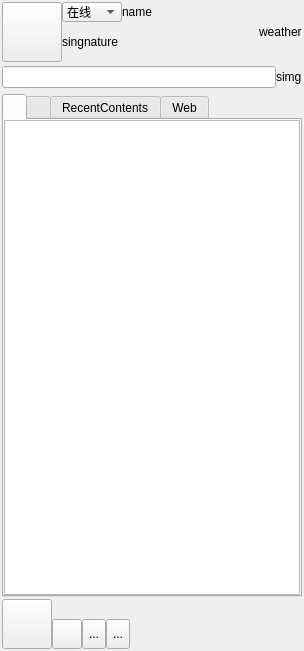
The window that MainWindow.ui (vell001/VFeiQ) describes before a commit, drawn with Qt 5.
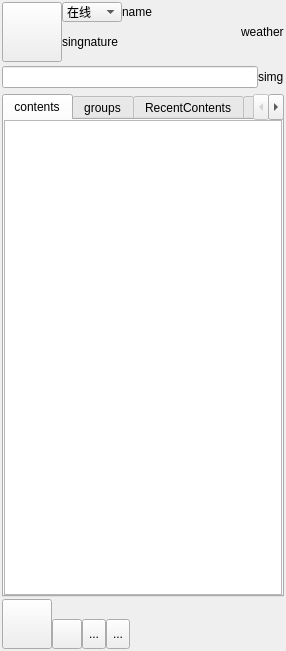
The same window after the commit. Icons and pictures are not drawn.

What changed in the file:
```diff
--- a/MainWindow.ui
+++ b/MainWindow.ui
@@ -6,7 +6,7 @@
    <rect>
     <x>0</x>
     <y>0</y>
-    <width>304</width>
+    <width>286</width>
     <height>651</height>
    </rect>
   </property>
@@ -265,7 +265,7 @@
          <normaloff>:/images/contacts.png</normaloff>:/images/contacts.png</iconset>
        </attribute>
        <attribute name="title">
-        <string/>
+        <string>contents</string>
        </attribute>
        <layout class="QVBoxLayout" name="verticalLayout_2">
         <property name="spacing">
@@ -306,7 +306,7 @@
          <normaloff>:/images/groups.png</normaloff>:/images/groups.png</iconset>
        </attribute>
        <attribute name="title">
-        <string/>
+        <string>groups</string>
        </attribute>
        <layout class="QVBoxLayout" name="verticalLayout_3">
         <property name="spacing">
```
Left out of the diff: 10 changed lines with no effect on the pictures.
